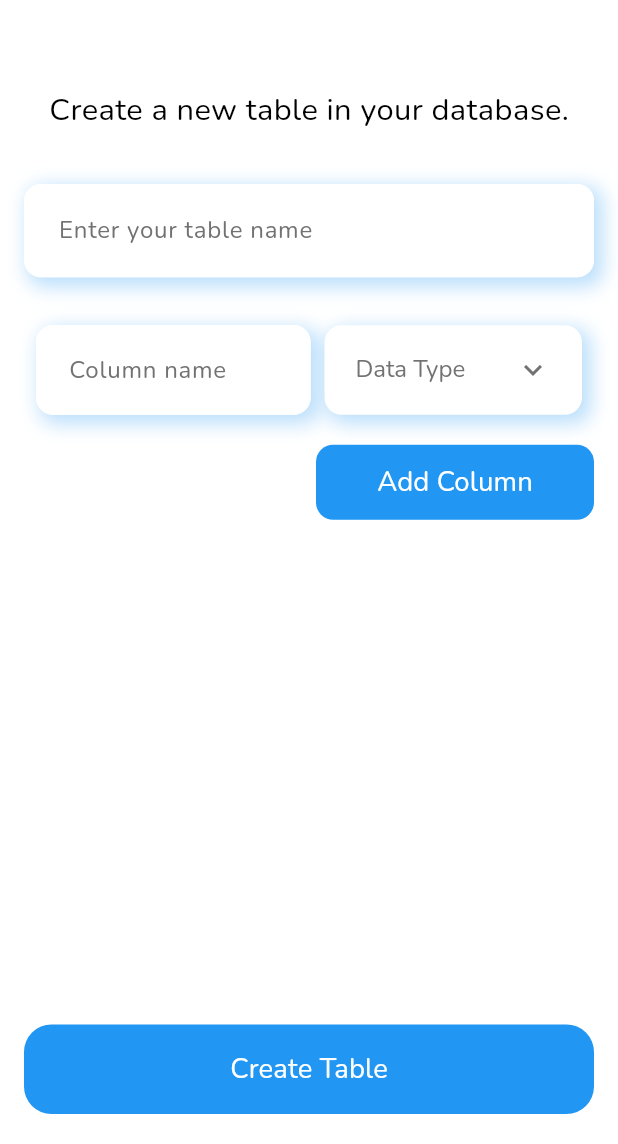
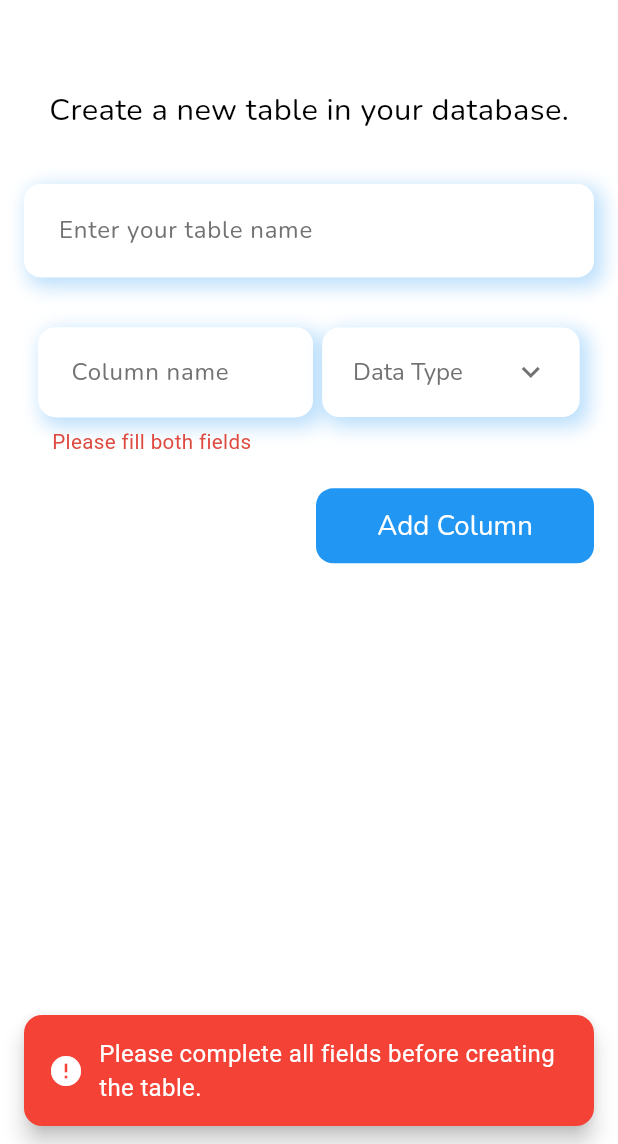
Before and after one commit to rahmagamalll/smartDB_App, a Flutter app: the AddNewTableScreen screen opened by its route, after a tap on "Add Column", after a tap on "Create Table", on a phone screen of 412 x 824 dp, the part 92-1236 px from its top. Run offline on Flutter 3.47's test engine with Material 3 defaults, Android fonts, the phone set to English and light mode, and no system bars; drawn by our look-alikes of flutter_animate; our stand-ins replace bloc, flutter_bloc, flutter_screenutil, get_it, sqflite; accounts and stored records are empty.

Commit message:
- create table is doneee

```diff
--- /dev/null
+++ b/lib/core/di/dependency_injection.dart
@@ -0,0 +1,14 @@
+
+
+import 'package:get_it/get_it.dart';
+import 'package:software_project/features/tabels_database/logic/add_new_table/add_new_table_cubit.dart';
+
+final getIt = GetIt.instance;
+
+Future<void> setupGetIt() async {
+
+  getIt.registerSingleton<AddNewTableCubit>(AddNewTableCubit());
+
+
+
+}
--- a/lib/core/widgets/custom_snack_bar.dart
+++ b/lib/core/widgets/custom_snack_bar.dart
@@ -2,7 +2,6 @@ import 'package:flutter/material.dart';
 import 'package:software_project/core/theming/colors.dart';
 
 class CustomSnackBar {
-
   static void show(BuildContext context, String message,
       {bool isError = false}) {
     ScaffoldMessenger.of(context).showSnackBar(
@@ -22,7 +21,7 @@ class CustomSnackBar {
             ),
           ],
         ),
-        backgroundColor: isError ? ColorsManager.primaryColor : Colors.green,
+        backgroundColor: isError ? ColorsManager.red : Colors.green,
         behavior: SnackBarBehavior.floating,
         shape: RoundedRectangleBorder(
           borderRadius: BorderRadius.circular(12),
--- /dev/null
+++ b/lib/features/tabels_database/logic/add_new_table/add_new_table_cubit.dart
@@ -0,0 +1,50 @@
+import 'package:bloc/bloc.dart';
+import 'package:flutter/material.dart';
+import 'package:meta/meta.dart';
+import 'package:software_project/core/helper/sql_lite_services.dart';
+import 'package:sqflite/sqflite.dart';
+
+part 'add_new_table_state.dart';
+
+class AddNewTableCubit extends Cubit<AddNewTableState> {
+  AddNewTableCubit() : super(AddNewTableInitial());
+  final sqlDb = SqlDb();
+  TextEditingController tableNameController = TextEditingController();
+  List<String> columnNames = [];
+  Future<void> createTable(Map<String, String> columns) async {
+    emit(AddNewTableLoading());
+
+    try {
+      Database? mydb = await sqlDb.getdb;
+
+      List<String> existingTables = await sqlDb.getAllTableNames();
+      String tableName = tableNameController.text.trim();
+
+      if (existingTables.contains(tableName)) {
+        emit(AddNewTableError('Table "$tableName" already exists.'));
+        return;
+      }
+
+      String columnDefs = columns.entries.map((entry) {
+        return '"${entry.key}" ${entry.value}';
+      }).join(', ');
+
+      String sql =
+          'CREATE TABLE IF NOT EXISTS "${tableNameController.text}" ($columnDefs)';
+      await mydb!.execute(sql);
+      print(
+          '********************************************************************');
+      columnNames = await sqlDb.getAllTableNames();
+      print(columnNames);
+      print(
+          '********************************************************************');
+      emit(AddNewTableSuccess(
+          'Table "${tableNameController.text}" created successfully.'));
+    } on Exception catch (e) {
+      emit(AddNewTableError('Failed to create table: $e'));
+    } catch (e) {
+      emit(AddNewTableError('An unexpected error occurred: $e'));
+    }
+    print('Table "${tableNameController.text}" created.');
+  }
+}
--- /dev/null
+++ b/lib/features/tabels_database/logic/add_new_table/add_new_table_state.dart
@@ -0,0 +1,15 @@
+part of 'add_new_table_cubit.dart';
+
+@immutable
+sealed class AddNewTableState {}
+
+final class AddNewTableInitial extends AddNewTableState {}
+final class AddNewTableLoading extends AddNewTableState {}
+final class AddNewTableSuccess extends AddNewTableState {
+  final String message;
+  AddNewTableSuccess(this.message);
+}
+final class AddNewTableError extends AddNewTableState {
+  final String message;
+  AddNewTableError(this.message);
+}
--- a/lib/features/tabels_database/logic/cubti1/cubit.dart
+++ /dev/null
@@ -1 +0,0 @@
-//cubit
--- a/lib/features/tabels_database/ui/screens/add_new_table_screen.dart
+++ b/lib/features/tabels_database/ui/screens/add_new_table_screen.dart
@@ -1,9 +1,11 @@
 import 'package:flutter/material.dart';
+import 'package:software_project/core/di/dependency_injection.dart';
 import 'package:software_project/core/helper/spacing.dart';
-import 'package:software_project/core/widgets/custom_elevation_button.dart';
 import 'package:software_project/core/widgets/top_app_bar.dart';
+import 'package:software_project/features/tabels_database/logic/add_new_table/add_new_table_cubit.dart';
 import 'package:software_project/features/tabels_database/ui/widgets/add_new_table_screen/add_new_table_top_section.dart';
 import 'package:software_project/features/tabels_database/ui/widgets/add_new_table_screen/colums_list.dart';
+import 'package:flutter_bloc/flutter_bloc.dart';
 
 class AddNewTableScreen extends StatefulWidget {
   const AddNewTableScreen({super.key});
@@ -15,23 +17,24 @@ class AddNewTableScreen extends StatefulWidget {
 class _AddNewTableScreenState extends State<AddNewTableScreen> {
   @override
   Widget build(BuildContext context) {
-    return Scaffold(
+    return BlocProvider(
+      create: (context) => getIt<AddNewTableCubit>(),
+      child: Scaffold(
         body: SafeArea(
           child: Padding(
-          padding: const EdgeInsets.symmetric(horizontal: 16.0, vertical: 20.0),
+            padding:
+                const EdgeInsets.symmetric(horizontal: 16.0, vertical: 20.0),
             child: Column(
               children: [
                 const TopAppBar(title: 'Create New Table'),
                 verticalSpacing(40),
                 const AddNewTableTopSection(),
                 verticalSpacing(20),
-              ColumnsList(),
-              verticalSpacing(10),
-              CustomElevationButton(
-                title: 'Create Table',
-                onPressed: () {},
+                Expanded(
+                  child: ColumnsList(),
                 ),
               ],
+            ),
           ),
         ),
       ),
--- a/lib/features/tabels_database/ui/widgets/add_new_table_screen/add_colum_in_table.dart
+++ b/lib/features/tabels_database/ui/widgets/add_new_table_screen/add_colum_in_table.dart
@@ -5,7 +5,7 @@ import 'package:software_project/core/theming/styles.dart';
 import 'package:software_project/core/widgets/custom_drop_down.dart';
 import 'package:software_project/core/widgets/custom_text_form_field.dart';
 
-class AddColumInTable extends StatelessWidget {
+class AddColumInTable extends StatefulWidget {
   final Function(String) onColumnNameChanged;
   final Function(String) onDataTypeChanged;
 
@@ -16,10 +16,22 @@ class AddColumInTable extends StatelessWidget {
   });
 
   @override
+  State<AddColumInTable> createState() => AddColumInTableState();
+}
+
+class AddColumInTableState extends State<AddColumInTable> {
+  String? selectedDataType;
+  String? columnName;
+  bool hasError = false;
+
+  @override
   Widget build(BuildContext context) {
     return Padding(
-      padding: const EdgeInsets.all(8.0),
-      child: Row(
+      padding: EdgeInsets.all(8.0.h),
+      child: Column(
+        crossAxisAlignment: CrossAxisAlignment.start,
+        children: [
+          Row(
             mainAxisAlignment: MainAxisAlignment.spaceBetween,
             children: [
               Container(
@@ -42,7 +54,10 @@ class AddColumInTable extends StatelessWidget {
                     contentPadding: EdgeInsets.all(15.h),
                     borderRadius: BorderRadius.circular(10.r),
                     hintText: 'Column name',
-                onChanged: onColumnNameChanged,
+                    onChanged: (value) {
+                      columnName = value;
+                      widget.onColumnNameChanged(value);
+                    },
                   ),
                 ),
               ),
@@ -50,11 +65,39 @@ class AddColumInTable extends StatelessWidget {
                 width: 150.w,
                 hint: 'Data Type',
                 itemsDrop: dataType,
-            onChanged: onDataTypeChanged,
+                selectedOption: selectedDataType,
+                onChanged: (value) {
+                  setState(() {
+                    selectedDataType = value;
+                  });
+                  widget.onDataTypeChanged(value);
+                },
+              ),
+            ],
+          ),
+          if (hasError)
+            Padding(
+              padding: EdgeInsets.only(top: 5.h, left: 8.w),
+              child: Text(
+                'Please fill both fields',
+                style: TextStyle(
+                    color: const Color.fromARGB(255, 222, 74, 64),
+                    fontSize: 12.sp),
+              ),
             ),
         ],
       ),
     );
+  }
+
+  bool validate() {
+    setState(() {
+      hasError = (columnName == null ||
+          columnName!.isEmpty ||
+          selectedDataType == null ||
+          selectedDataType!.isEmpty);
+    });
+    return !hasError;
   }
 }
 
--- a/lib/features/tabels_database/ui/widgets/add_new_table_screen/add_new_table_top_section.dart
+++ b/lib/features/tabels_database/ui/widgets/add_new_table_screen/add_new_table_top_section.dart
@@ -1,11 +1,13 @@
 
 import 'package:flutter/material.dart';
 import 'package:flutter_animate/flutter_animate.dart';
+import 'package:flutter_bloc/flutter_bloc.dart';
 import 'package:flutter_screenutil/flutter_screenutil.dart';
 import 'package:software_project/core/helper/spacing.dart';
 import 'package:software_project/core/theming/colors.dart';
 import 'package:software_project/core/theming/styles.dart';
 import 'package:software_project/core/widgets/custom_text_form_field.dart';
+import 'package:software_project/features/tabels_database/logic/add_new_table/add_new_table_cubit.dart';
 
 class AddNewTableTopSection extends StatelessWidget {
   const AddNewTableTopSection({super.key});
@@ -33,6 +35,7 @@ class AddNewTableTopSection extends StatelessWidget {
             ],
           ),
           child: CustomTextFormField(
+            controller: context.read<AddNewTableCubit>().tableNameController,
             hintStyle: TextStylesManager.font14MediumGrayRegular,
             contentPadding: EdgeInsets.all(16.h),
             borderRadius: BorderRadius.circular(10.r),
--- a/lib/features/tabels_database/ui/widgets/add_new_table_screen/colums_list.dart
+++ b/lib/features/tabels_database/ui/widgets/add_new_table_screen/colums_list.dart
@@ -1,11 +1,15 @@
-
 import 'package:flutter/material.dart';
+import 'package:flutter_bloc/flutter_bloc.dart';
 import 'package:flutter_screenutil/flutter_screenutil.dart';
+import 'package:software_project/core/helper/extensions.dart';
+import 'package:software_project/core/helper/spacing.dart';
 import 'package:software_project/core/widgets/custom_elevation_button.dart';
+import 'package:software_project/core/widgets/custom_snack_bar.dart';
+import 'package:software_project/features/tabels_database/logic/add_new_table/add_new_table_cubit.dart';
 import 'package:software_project/features/tabels_database/ui/widgets/add_new_table_screen/add_colum_in_table.dart';
 
 class ColumnsList extends StatefulWidget {
-  ColumnsList({super.key});
+  const ColumnsList({super.key});
 
   @override
   State<ColumnsList> createState() => _ColumnsListState();
@@ -13,16 +17,34 @@ class ColumnsList extends StatefulWidget {
 
 class _ColumnsListState extends State<ColumnsList> {
   List<Map<String, String>> columns = [];
+  final List<GlobalKey<AddColumInTableState>> fieldKeys = [];
 
   void addColumn() {
     setState(() {
       columns.add({'name': '', 'type': ''});
+      fieldKeys.add(GlobalKey<AddColumInTableState>());
     });
   }
 
   @override
   Widget build(BuildContext context) {
-    return Expanded(
+    return BlocListener<AddNewTableCubit, AddNewTableState>(
+      listener: (context, state) {
+        if (state is AddNewTableSuccess) {
+          context.read<AddNewTableCubit>().tableNameController.clear();
+          context.pop();
+          CustomSnackBar.show(context, state.message);
+          // columns.clear();
+          // fieldKeys.clear();
+        } else if (state is AddNewTableError) {
+          CustomSnackBar.show(context, state.message, isError: true);
+        } else if (state is AddNewTableLoading) {
+          CustomSnackBar.show(context, 'Creating table...');
+        }
+      },
+      child: Column(
+        children: [
+          Expanded(
             child: ListView.builder(
               itemCount: columns.length + 1,
               itemBuilder: (context, index) {
@@ -41,7 +63,9 @@ class _ColumnsListState extends State<ColumnsList> {
                     ),
                   );
                 }
+                if (columns.length == fieldKeys.length) {
                   return AddColumInTable(
+                    key: fieldKeys[index],
                     onColumnNameChanged: (value) {
                       columns[index]['name'] = value;
                     },
@@ -49,7 +73,38 @@ class _ColumnsListState extends State<ColumnsList> {
                       columns[index]['type'] = value;
                     },
                   );
+                }
+                return null;
               },
+            ),
+          ),
+          verticalSpacing(10),
+          CustomElevationButton(
+            title: 'Create Table',
+            onPressed: () {
+              bool isValid = true;
+
+              for (var key in fieldKeys) {
+                if (!key.currentState!.validate()) {
+                  isValid = false;
+                }
+              }
+
+              if (!isValid) {
+                CustomSnackBar.show(context,
+                    'Please complete all fields before creating the table.',
+                    isError: true);
+                return;
+              }
+
+              Map<String, String> columnMap = {
+                for (var col in columns) col['name']!: col['type']!
+              };
+
+              context.read<AddNewTableCubit>().createTable(columnMap);
+            },
+          ),
+        ],
       ),
     );
   }
--- a/lib/main.dart
+++ b/lib/main.dart
@@ -1,6 +1,10 @@
 import 'package:flutter/material.dart';
+import 'package:flutter_screenutil/flutter_screenutil.dart';
+import 'package:software_project/core/di/dependency_injection.dart';
 import 'package:software_project/smart_db.dart';
 
-void main() {
+void main() async{
+  await setupGetIt();
+  await ScreenUtil.ensureScreenSize();
   runApp(const SmartDB());
 }
--- a/pubspec.yaml
+++ b/pubspec.yaml
@@ -34,6 +34,7 @@ dependencies:
   flutter_animate: ^4.5.2
   flutter_bloc: ^9.1.0
   flutter_screenutil: ^5.9.3
+  get_it: ^8.0.3
   sqflite: ^2.4.2
 
 dev_dependencies:
```
Also changed, not shown: lib/core/helper/sql_lite_services.dart (+19 -17 lines), pubspec.lock. Lines whose indentation alone changed are shown as unchanged.
